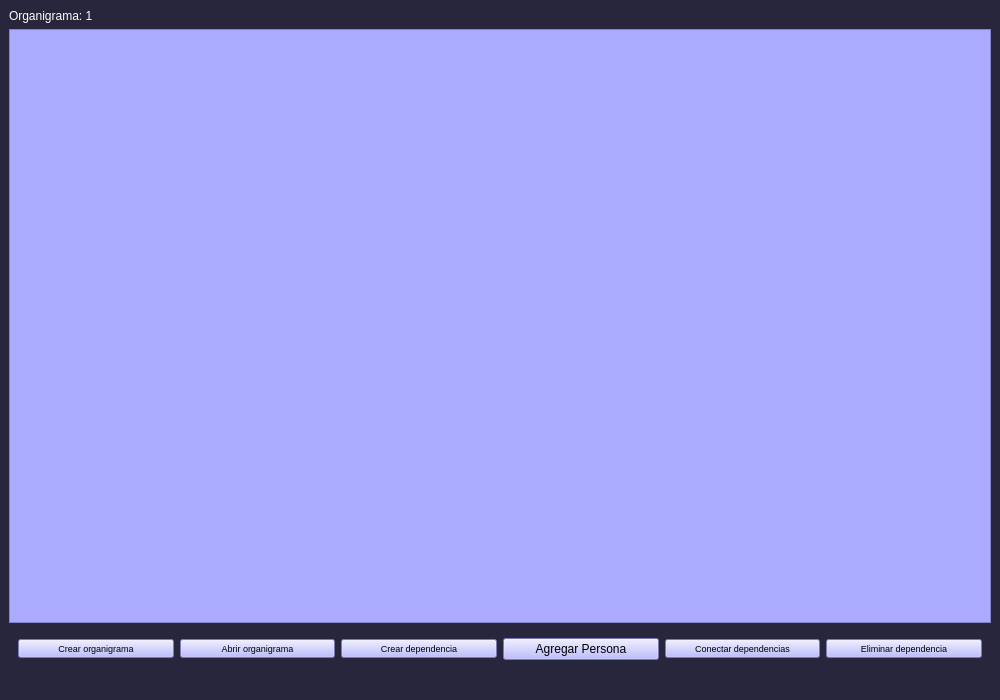
This is Prueba tp/main_window_1.ui in stel0/TP-PYTHON as Qt 5 draws it before an edit. The edited form follows.
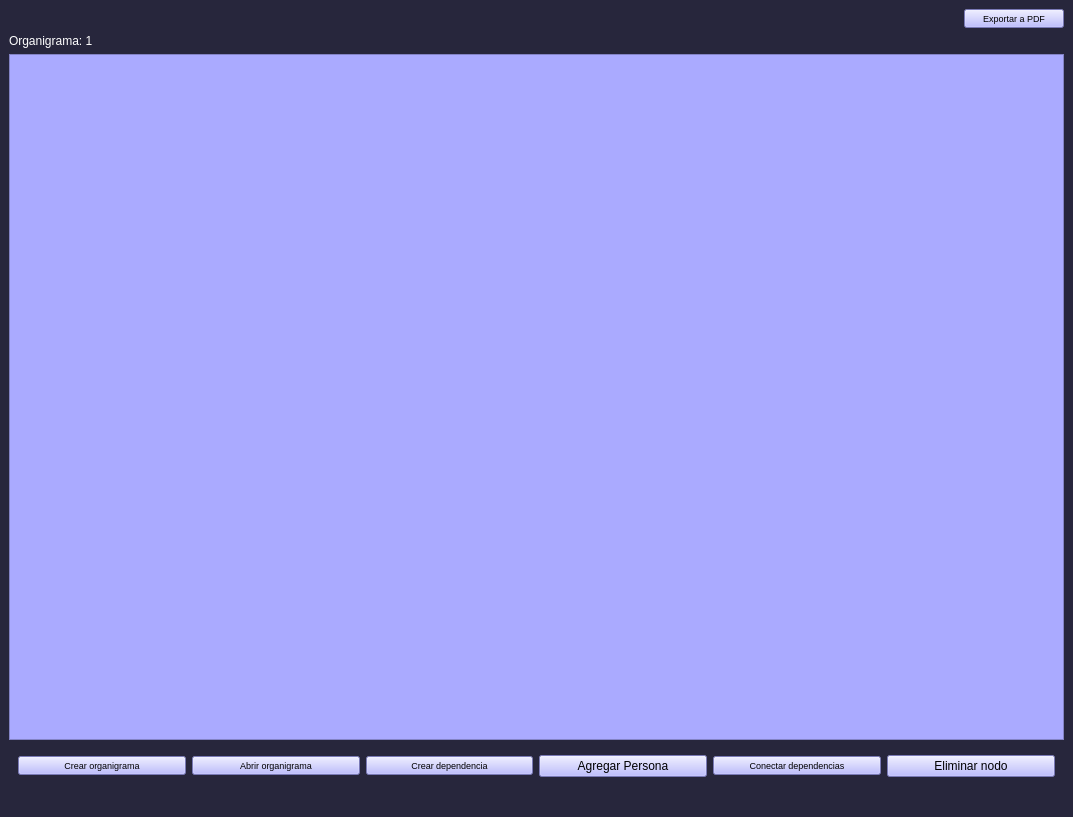
This is the edited form. Icons and pictures are not drawn.

Diff of the .ui file:
```diff
--- a/Prueba tp/main_window_1.ui
+++ b/Prueba tp/main_window_1.ui
@@ -6,8 +6,8 @@
    <rect>
     <x>0</x>
     <y>0</y>
-    <width>1000</width>
-    <height>700</height>
+    <width>1073</width>
+    <height>817</height>
    </rect>
   </property>
   <property name="minimumSize">
@@ -25,6 +25,37 @@
   </property>
   <widget class="QWidget" name="centralwidget">
    <layout class="QVBoxLayout" name="verticalLayout">
+    <item alignment="Qt::AlignRight">
+     <widget class="QPushButton" name="exportar_PDF">
+      <property name="minimumSize">
+       <size>
+        <width>100</width>
+        <height>0</height>
+       </size>
+      </property>
+      <property name="maximumSize">
+       <size>
+        <width>200</width>
+        <height>16777215</height>
+       </size>
+      </property>
+      <property name="font">
+       <font>
+        <pointsize>7</pointsize>
+       </font>
+      </property>
+      <property name="styleSheet">
+       <string notr="true">background:rgb(170, 170, 255);</string>
+      </property>
+      <property name="text">
+       <string>Exportar a PDF</string>
+      </property>
+      <property name="icon">
+       <iconset>
+        <normaloff>disco-flexible.png</normaloff>disco-flexible.png</iconset>
+      </property>
+     </widget>
+    </item>
     <item>
      <widget class="QLabel" name="label_organigrama">
       <property name="styleSheet">
@@ -186,29 +217,12 @@
         </widget>
        </item>
        <item>
-        <widget class="QPushButton" name="eliminar_dependencia">
-         <property name="minimumSize">
-          <size>
-           <width>100</width>
-           <height>0</height>
-          </size>
-         </property>
-         <property name="maximumSize">
-          <size>
-           <width>200</width>
-           <height>16777215</height>
-          </size>
-         </property>
-         <property name="font">
-          <font>
-           <pointsize>7</pointsize>
-          </font>
-         </property>
+        <widget class="QPushButton" name="eliminar_nodo">
          <property name="styleSheet">
           <string notr="true">background:rgb(170, 170, 255);</string>
          </property>
          <property name="text">
-          <string>Eliminar dependencia</string>
+          <string>Eliminar nodo</string>
          </property>
          <property name="icon">
           <iconset>
```
Left out of the diff: 4 changed lines with no effect on the pictures.
